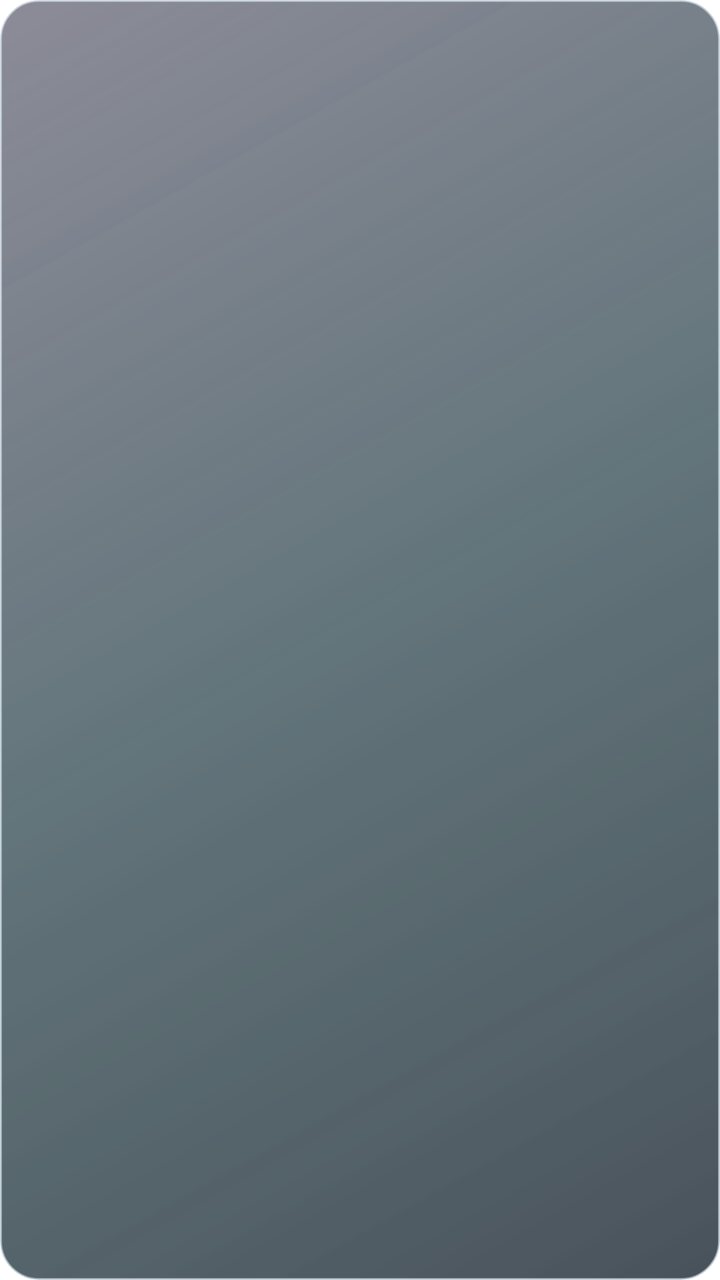
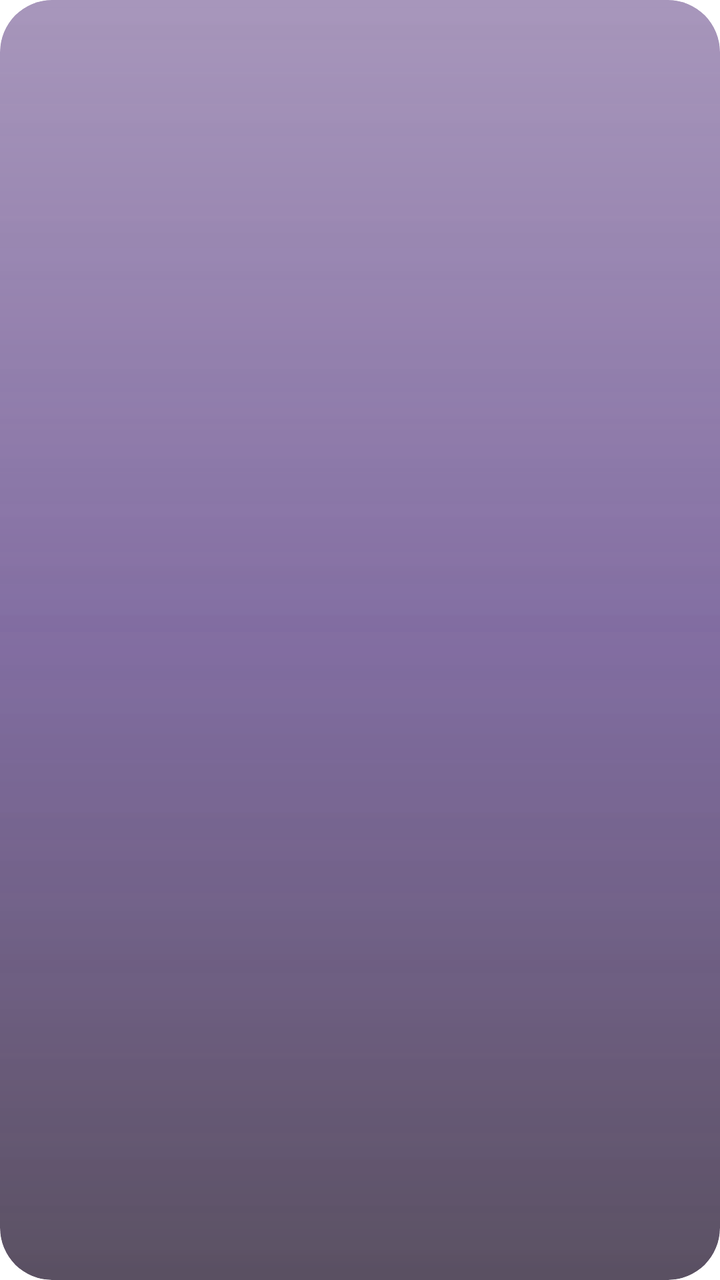

Screens rendered from an Android XML layout before and after an edit, with the pre-edit source and the edit as a unified diff.
<!-- AndroidManifest.xml: application theme Theme.Lumen -->
<!-- res/layout/lumen_widget_content.xml -->
<?xml version="1.0" encoding="utf-8"?>
<FrameLayout xmlns:android="http://schemas.android.com/apk/res/android"
    android:id="@+id/widget_root" android:layout_width="match_parent" android:layout_height="match_parent"
    android:padding="12dp" android:clipToOutline="true" android:background="@drawable/widget_glass_dark_balanced">
    <ImageView android:id="@+id/widget_canvas" android:layout_width="match_parent" android:layout_height="match_parent"
        android:scaleType="fitCenter" android:contentDescription="@null" android:visibility="gone" />
    <TextView android:id="@+id/widget_content" android:layout_width="match_parent" android:layout_height="match_parent"
        android:gravity="center" android:textColor="#FFF8F1" android:textSize="16sp"
        android:autoSizeTextType="uniform" android:autoSizeMinTextSize="10sp" android:autoSizeMaxTextSize="20sp" android:autoSizeStepGranularity="1sp"
        android:fontFamily="@font/outfit_medium" android:includeFontPadding="false" />
    <TextView android:id="@+id/widget_content_action" android:layout_width="32dp" android:layout_height="32dp"
        android:layout_gravity="bottom|end" android:gravity="center" android:text="+" android:textSize="20sp"
        android:textColor="#E4CB91" android:background="@drawable/widget_control" android:visibility="gone"
        android:includeFontPadding="false" />
</FrameLayout>
<!-- resources referenced by this layout -->
<resources>
  <!-- drawable widget_control (drawable) -->
  <shape xmlns:android="http://schemas.android.com/apk/res/android">
      <corners android:radius="14dp"/>
      <solid android:color="#153F5960"/>
      <stroke android:width="0.6dp" android:color="#337B9BA8"/>
  </shape>
  <!-- drawable widget_glass_dark_balanced (drawable) -->
  <?xml version='1.0' encoding='utf-8'?>
  <layer-list xmlns:android="http://schemas.android.com/apk/res/android">
      <item>
          <shape>
              <corners android:radius="19dp" />
              <gradient android:angle="315" android:startColor="#B939394E" android:centerColor="#B9243B43" android:endColor="#C5131F2A" />
              <stroke android:width="1dp" android:color="#A4BAC7D3" />
          </shape>
      </item>
      <item>
          <shape>
              <corners android:radius="19dp" />
              <gradient android:angle="315" android:startColor="#32FFFFFF" android:centerColor="#087DD8E4" android:endColor="#002C2748" />
          </shape>
      </item>
  </layer-list>
  <style name="Theme.Lumen" parent="android:Theme.Material.NoActionBar">
          <item name="android:windowShowWallpaper">true</item>
          <item name="android:windowBackground">@android:color/transparent</item>
          <item name="android:colorBackgroundCacheHint">@null</item>
          <item name="android:statusBarColor">@android:color/transparent</item>
          <item name="android:navigationBarColor">@android:color/transparent</item>
          <item name="android:windowDrawsSystemBarBackgrounds">true</item>
          <item name="android:windowLightStatusBar">false</item>
      </style>
</resources>

<!-- the commit's change to res/layout/lumen_widget_content.xml (unified diff, before → after) -->
@@ -5,11 +5,11 @@
     <ImageView android:id="@+id/widget_canvas" android:layout_width="match_parent" android:layout_height="match_parent"
         android:scaleType="fitCenter" android:contentDescription="@null" android:visibility="gone" />
     <TextView android:id="@+id/widget_content" android:layout_width="match_parent" android:layout_height="match_parent"
-        android:gravity="center" android:textColor="#FFF8F1" android:textSize="16sp"
+        android:gravity="center" android:textColor="#F8F1FF" android:textSize="16sp"
         android:autoSizeTextType="uniform" android:autoSizeMinTextSize="10sp" android:autoSizeMaxTextSize="20sp" android:autoSizeStepGranularity="1sp"
         android:fontFamily="@font/outfit_medium" android:includeFontPadding="false" />
     <TextView android:id="@+id/widget_content_action" android:layout_width="32dp" android:layout_height="32dp"
         android:layout_gravity="bottom|end" android:gravity="center" android:text="+" android:textSize="20sp"
-        android:textColor="#E4CB91" android:background="@drawable/widget_control" android:visibility="gone"
+        android:textColor="#E4C6FF" android:background="@drawable/widget_control" android:visibility="gone"
         android:includeFontPadding="false" />
 </FrameLayout>
<!-- resource entries referenced after the edit -->
@@ -1,25 +1,32 @@
 <!-- resources referenced by this layout -->
 <resources>
   <!-- drawable widget_control (drawable) -->
+  <?xml version="1.0" encoding="utf-8"?>
   <shape xmlns:android="http://schemas.android.com/apk/res/android">
-      <corners android:radius="14dp"/>
-      <solid android:color="#153F5960"/>
-      <stroke android:width="0.6dp" android:color="#337B9BA8"/>
+      <corners android:radius="16dp" />
+      <solid android:color="#28FFFFFF" />
   </shape>
   <!-- drawable widget_glass_dark_balanced (drawable) -->
-  <?xml version='1.0' encoding='utf-8'?>
+  <?xml version="1.0" encoding="utf-8"?>
   <layer-list xmlns:android="http://schemas.android.com/apk/res/android">
       <item>
           <shape>
-              <corners android:radius="19dp" />
-              <gradient android:angle="315" android:startColor="#B939394E" android:centerColor="#B9243B43" android:endColor="#C5131F2A" />
-              <stroke android:width="1dp" android:color="#A4BAC7D3" />
+              <corners android:radius="26dp" />
+              <gradient
+                  android:angle="270"
+                  android:startColor="#993B1568"
+                  android:centerColor="#A62E1060"
+                  android:endColor="#B314061F" />
           </shape>
       </item>
       <item>
           <shape>
-              <corners android:radius="19dp" />
-              <gradient android:angle="315" android:startColor="#32FFFFFF" android:centerColor="#087DD8E4" android:endColor="#002C2748" />
+              <corners android:radius="26dp" />
+              <gradient
+                  android:angle="270"
+                  android:startColor="#40FFFFFF"
+                  android:centerColor="#18E4C6FF"
+                  android:endColor="#00FFFFFF" />
           </shape>
       </item>
   </layer-list>
